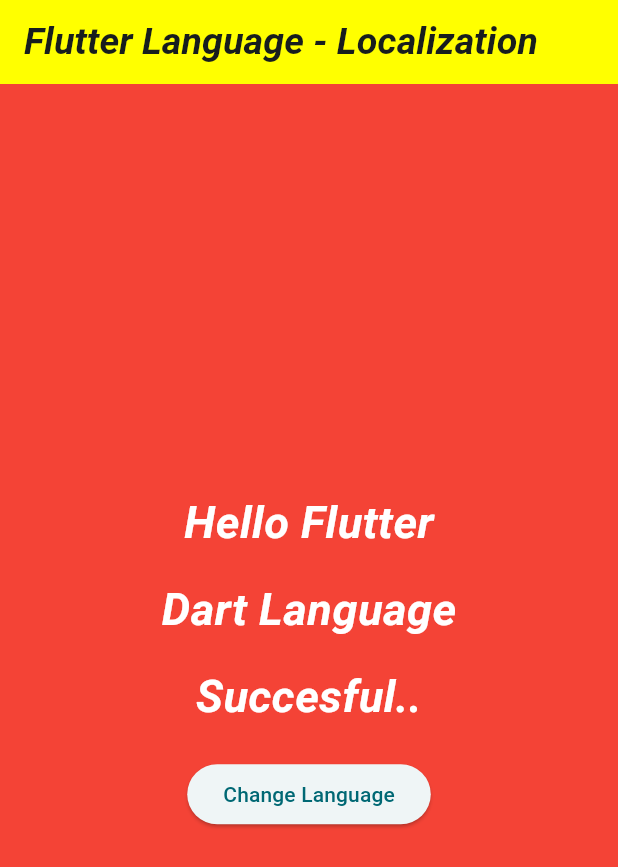
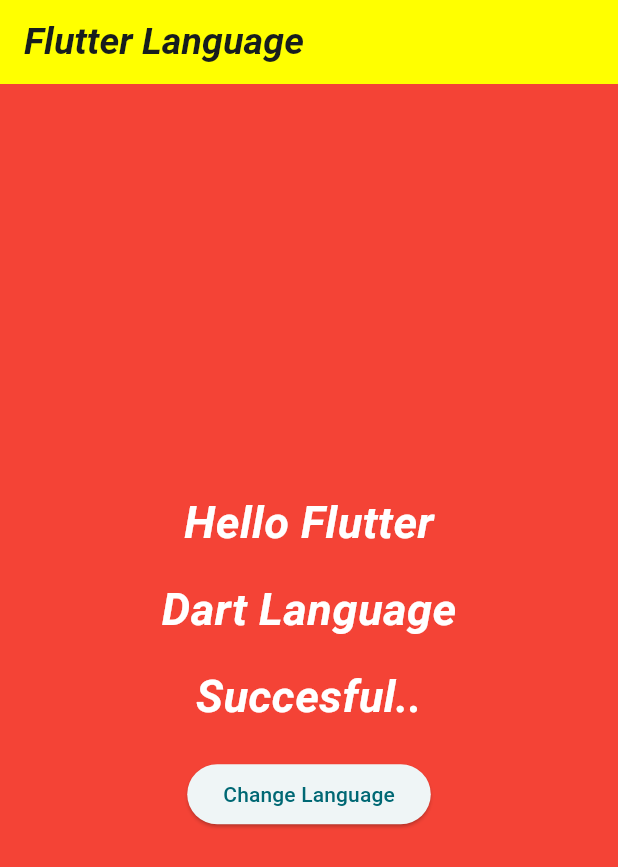
Before and after one commit to umangghoghari24/Choose_Language, a Flutter app: the screen it shows after launch, on a phone screen of 412 x 824 dp. Shown: the top 867 px of the screen. Run offline on Flutter 3.47's test engine with Material 2 defaults, Android fonts, the phone set to English and light mode, and no system bars; our stand-ins replace get.

Commit message:
Choose Language

```diff
--- a/lib/LocaleString.dart
+++ b/lib/LocaleString.dart
@@ -11,21 +11,21 @@
     'en_US': {
       'hello':'Hello Flutter',
       'message': 'Dart Language',
-      'title': 'Flutter Language - Localization',
+      'title': 'Flutter Language ',
       'sub':'Succesful..',
       'changelang' : 'Change Language'
     },
     'hi_IN': {
       'hello':'हेलो फ़्लटर',
       'message': 'डार्ट भाषा',
-      'title': 'स्पंदन भाषा - स्थानीयकरण',
+      'title': 'स्पंदन भाषा ',
       'sub':'सफल..',
       'changelang' : 'भाषा बदलें'
     },
     'guj_gu': {
       'hello':'હેલો ફ્લટર',
       'message': 'ડાર્ટ ભાષા',
-      'title': 'ફ્લટર ભાષા - સ્થાનિકીકરણ',
+      'title': 'ફ્લટર ભાષા ',
       'sub':'સફળ..',
       'changelang' : 'ભાષા બદલો'
     },
```
